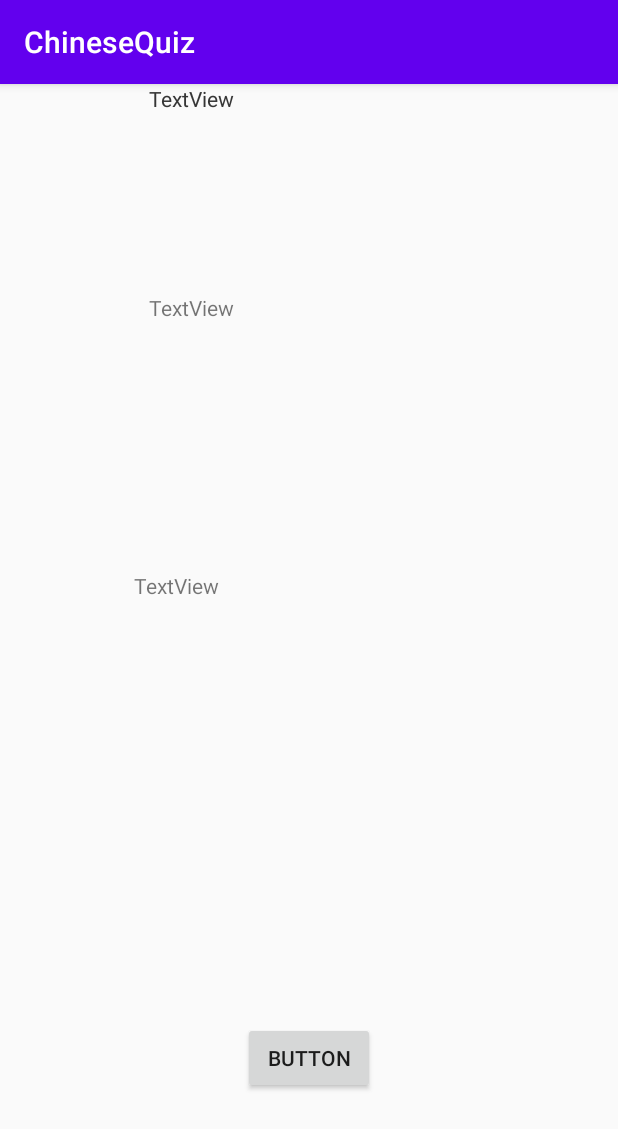
After one commit to WKilliam/QuizChinese, an Android app: the Score screen opened directly, with no data from a screen before it, on a phone screen of 412 x 824 dp. The commit adds this screen. Shown: the top 1129 px of the screen. Run offline under Robolectric (Android 15) with nearby library versions, the phone set to English and light mode, and no system bars.

Commit message:
Score/changePage

```diff
--- /dev/null
+++ b/app/src/main/java/com/learn/chinesequiz/Score.java
@@ -0,0 +1,14 @@
+package com.learn.chinesequiz;
+
+import androidx.appcompat.app.AppCompatActivity;
+
+import android.os.Bundle;
+
+public class Score extends AppCompatActivity {
+
+    @Override
+    protected void onCreate(Bundle savedInstanceState) {
+        super.onCreate(savedInstanceState);
+        setContentView(R.layout.activity_score);
+    }
+}
--- /dev/null
+++ b/app/src/main/res/layout/activity_score.xml
@@ -0,0 +1,58 @@
+<?xml version="1.0" encoding="utf-8"?>
+<androidx.constraintlayout.widget.ConstraintLayout xmlns:android="http://schemas.android.com/apk/res/android"
+    xmlns:app="http://schemas.android.com/apk/res-auto"
+    xmlns:tools="http://schemas.android.com/tools"
+    android:layout_width="match_parent"
+    android:layout_height="match_parent"
+    tools:context=".Score">
+
+    <TextView
+        android:id="@+id/textView3"
+        android:layout_width="212dp"
+        android:layout_height="47dp"
+        android:layout_marginTop="92dp"
+        android:text="TextView"
+        app:layout_constraintEnd_toEndOf="@+id/textView"
+        app:layout_constraintHorizontal_bias="0.476"
+        app:layout_constraintStart_toStartOf="@+id/textView"
+        app:layout_constraintTop_toBottomOf="@+id/textView4" />
+
+    <TextView
+        android:id="@+id/textView4"
+        android:layout_width="212dp"
+        android:layout_height="47dp"
+        android:text="TextView"
+        app:layout_constraintEnd_toEndOf="@+id/textView3"
+        app:layout_constraintStart_toStartOf="@+id/textView3"
+        tools:layout_editor_absoluteY="149dp" />
+
+    <TextView
+        android:id="@+id/textView"
+        android:layout_width="233dp"
+        android:layout_height="205dp"
+        android:layout_marginBottom="100dp"
+        android:text="TextView"
+        app:layout_constraintBottom_toBottomOf="parent"
+        app:layout_constraintEnd_toEndOf="parent"
+        app:layout_constraintStart_toStartOf="parent"
+        app:layout_constraintTop_toBottomOf="@+id/textView3" />
+
+    <Button
+        android:id="@+id/button"
+        android:layout_width="wrap_content"
+        android:layout_height="wrap_content"
+        android:text="Button"
+        app:layout_constraintBottom_toBottomOf="parent"
+        app:layout_constraintEnd_toEndOf="@+id/textView"
+        app:layout_constraintStart_toStartOf="@+id/textView"
+        app:layout_constraintTop_toBottomOf="@+id/textView" />
+
+    <TextView
+        android:id="@+id/textView2"
+        android:layout_width="212dp"
+        android:layout_height="47dp"
+        android:text="TextView"
+        app:layout_constraintEnd_toEndOf="@+id/textView4"
+        app:layout_constraintStart_toStartOf="@+id/textView4"
+        tools:layout_editor_absoluteY="53dp" />
+</androidx.constraintlayout.widget.ConstraintLayout>
```
Also changed, not shown: app/src/main/AndroidManifest.xml (+5 -3 lines), app/src/main/java/com/learn/chinesequiz/HomePage.java (+1 -7 lines), app/src/main/java/com/learn/chinesequiz/MainActivity.java (+39 -6 lines), app/src/main/java/com/learn/chinesequiz/QuestionHelper.java (+6 -6 lines), 1 other file.
